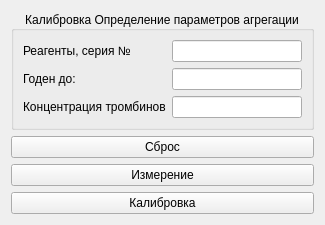
The window that choisedialog/agr1.ui (krang4d/Agrekola) describes before a commit, drawn with Qt 5.
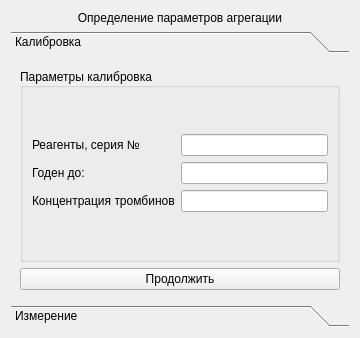
The same window after the commit. The open tabs and pages were chosen to show the change. Custom widgets are drawn as their Qt base class.

What changed in the file:
```diff
--- a/choisedialog/agr1.ui
+++ b/choisedialog/agr1.ui
@@ -6,24 +6,65 @@
    <rect>
     <x>0</x>
     <y>0</y>
-    <width>292</width>
-    <height>213</height>
+    <width>360</width>
+    <height>338</height>
    </rect>
   </property>
   <property name="windowTitle">
    <string>Form</string>
   </property>
+  <layout class="QVBoxLayout" name="verticalLayout_2">
+   <item>
+    <widget class="QLabel" name="label">
+     <property name="text">
+      <string>Определение параметров агрегации</string>
+     </property>
+     <property name="alignment">
+      <set>Qt::AlignCenter</set>
+     </property>
+    </widget>
+   </item>
+   <item>
+    <widget class="QToolBox" name="toolBox">
+     <property name="currentIndex">
+      <number>1</number>
+     </property>
+     <widget class="QWidget" name="page_1">
+      <property name="geometry">
+       <rect>
+        <x>0</x>
+        <y>0</y>
+        <width>342</width>
+        <height>247</height>
+       </rect>
+      </property>
+      <attribute name="label">
+       <string>Калибровка</string>
+      </attribute>
   <layout class="QVBoxLayout" name="verticalLayout">
    <item>
     <widget class="QGroupBox" name="groupBox">
      <property name="title">
-      <string>Калибровка Определение параметров агрегации</string>
+          <string>Параметры калибровка</string>
      </property>
      <property name="alignment">
-      <set>Qt::AlignCenter</set>
+          <set>Qt::AlignLeading|Qt::AlignLeft|Qt::AlignVCenter</set>
      </property>
      <layout class="QFormLayout" name="formLayout">
       <item row="0" column="0">
+           <spacer name="verticalSpacer">
+            <property name="orientation">
+             <enum>Qt::Vertical</enum>
+            </property>
+            <property name="sizeHint" stdset="0">
+             <size>
+              <width>20</width>
+              <height>40</height>
+             </size>
+            </property>
+           </spacer>
+          </item>
+          <item row="1" column="0">
        <widget class="QLabel" name="label_1">
         <property name="text">
          <string>Реагенты, серия №</string>
@@ -33,10 +74,10 @@
         </property>
        </widget>
       </item>
-      <item row="0" column="1">
+          <item row="1" column="1">
        <widget class="QLineEdit" name="lineEdit_1"/>
       </item>
-      <item row="1" column="0">
+          <item row="2" column="0">
        <widget class="QLabel" name="label_2">
         <property name="text">
          <string>Годен до:</string>
@@ -46,10 +87,10 @@
         </property>
        </widget>
       </item>
-      <item row="1" column="1">
+          <item row="2" column="1">
        <widget class="QLineEdit" name="lineEdit_2"/>
       </item>
-      <item row="2" column="0">
+          <item row="3" column="0">
        <widget class="QLabel" name="label_3">
         <property name="text">
          <string>Концентрация тромбинов</string>
@@ -59,33 +100,29 @@
         </property>
        </widget>
       </item>
-      <item row="2" column="1">
+          <item row="3" column="1">
        <widget class="QLineEdit" name="lineEdit_3"/>
       </item>
+          <item row="4" column="0">
+           <spacer name="verticalSpacer_2">
+            <property name="orientation">
+             <enum>Qt::Vertical</enum>
+            </property>
+            <property name="sizeHint" stdset="0">
+             <size>
+              <width>20</width>
+              <height>40</height>
+             </size>
+            </property>
+           </spacer>
+          </item>
      </layout>
     </widget>
    </item>
-   <item>
-    <widget class="QPushButton" name="resetButton">
-     <property name="text">
-      <string>Сброс</string>
-     </property>
-    </widget>
-   </item>
-   <item>
-    <widget class="QPushButton" name="startButton">
-     <property name="text">
-      <string>Измерение</string>
-     </property>
-     <property name="shortcut">
-      <string>Return</string>
-     </property>
-    </widget>
-   </item>
    <item>
     <widget class="QPushButton" name="kolibrButton">
      <property name="text">
-      <string>Калибровка</string>
+          <string>Продолжить</string>
      </property>
      <property name="shortcut">
       <string>Ctrl+Return</string>
@@ -94,6 +131,31 @@
    </item>
   </layout>
  </widget>
+     <widget class="StartMeasurment" name="page_2">
+      <property name="geometry">
+       <rect>
+        <x>0</x>
+        <y>0</y>
+        <width>342</width>
+        <height>247</height>
+       </rect>
+      </property>
+      <attribute name="label">
+       <string>Измерение</string>
+      </attribute>
+     </widget>
+    </widget>
+   </item>
+  </layout>
+ </widget>
+ <customwidgets>
+  <customwidget>
+   <class>StartMeasurment</class>
+   <extends>QWidget</extends>
+   <header location="global">startmeasurment.h</header>
+   <container>1</container>
+  </customwidget>
+ </customwidgets>
  <resources/>
  <connections/>
 </ui>
```
Lines whose indentation alone changed are shown as unchanged.
